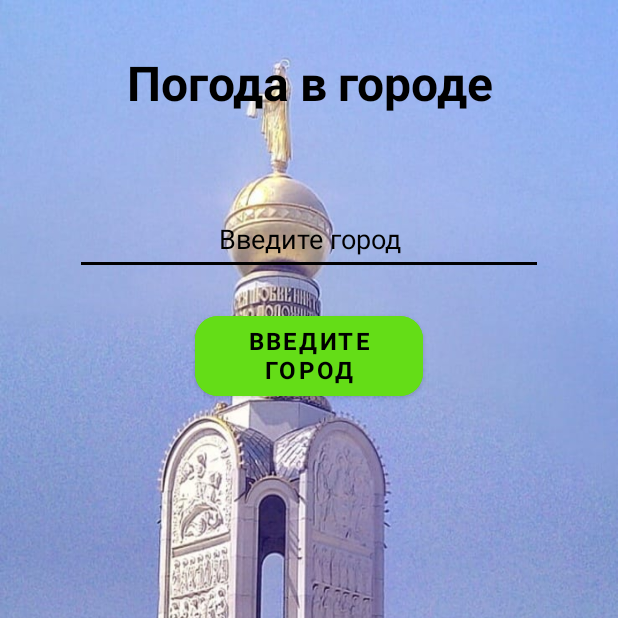
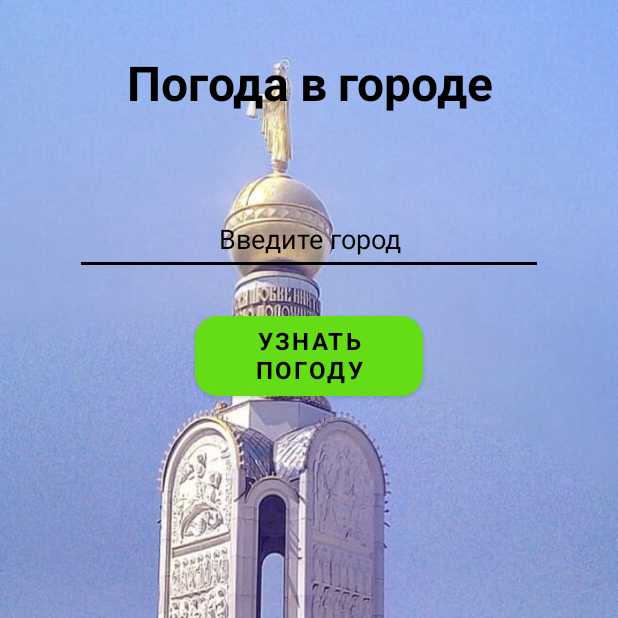
Before and after one commit to vyntyk/My_Weather, an Android app: the screen it shows after launch (MainActivity), on a phone screen of 412 x 824 dp, the top half of it. Run offline under Robolectric (Android 15) with nearby library versions, the phone set to English and light mode, and no system bars.

Commit message:
корректировка 2 strings.xml

```diff
--- a/app/src/main/res/values/strings.xml
+++ b/app/src/main/res/values/strings.xml
@@ -3,7 +3,7 @@
     <string name="logo">Погода в городе</string>
     <string name="hint_user">Введите город</string>
     <string name="main_btn">Узнать погоду</string>
-    <string name="no_input">Введите текст</string>
+    <string name="no_input">Введите название города</string>
     <string name="weather">Погода</string>
-    <string name="input_city">Введите город</string>
+    <string name="input_city">Узнать погоду</string>
 </resources>
```
